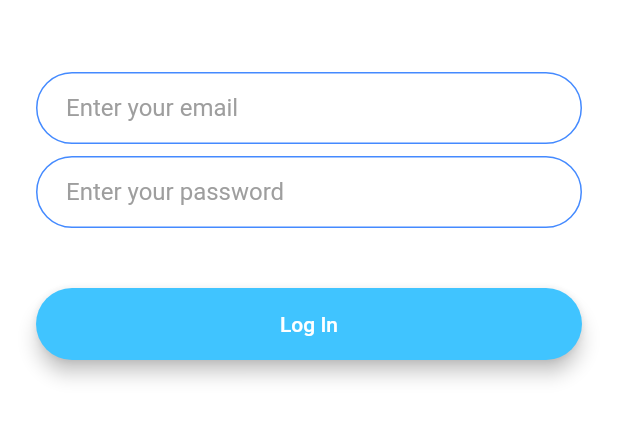
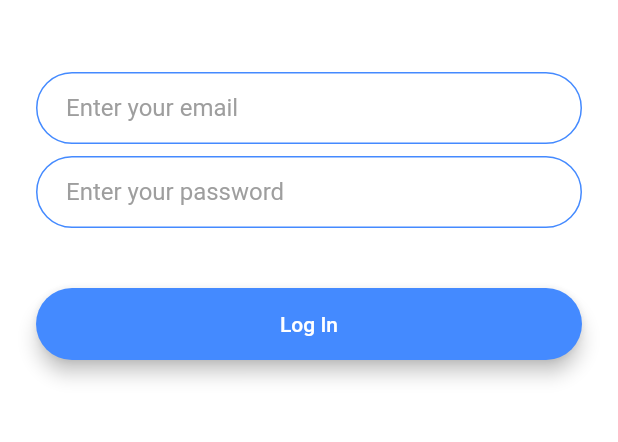
Before and after one commit to panhwersadaqat/FlutterFlashChatApp, a Flutter app: the screen it shows after launch, after a tap on "Log In", on a phone screen of 412 x 824 dp, the part 576-1018 px from its top. Run offline on Flutter 3.47's test engine with Material 2 defaults, Android fonts, the phone set to English and light mode, and no system bars; our stand-ins replace animated_text_kit.

Commit message:
worked on code opt

```diff
--- a/lib/screens/login_screen.dart
+++ b/lib/screens/login_screen.dart
@@ -1,5 +1,6 @@
 import 'package:flutter/material.dart';
 import 'package:flashchat/constants.dart';
+import 'package:flashchat/components/rounded_button.dart';
 
 class LoginScreen extends StatefulWidget {
 
@@ -46,23 +47,12 @@ class _LoginScreenState extends State<LoginScreen> {
             const SizedBox(
               height: 24.0,
             ),
-            Padding(
-              padding: EdgeInsets.symmetric(vertical: 16.0),
-              child: Material(
-                color: Colors.lightBlueAccent,
-                borderRadius: BorderRadius.all(Radius.circular(30.0)),
-                elevation: 5.0,
-                child: MaterialButton(
-                  onPressed: () {
-                    //Implement login functionality.
-                  },
-                  minWidth: 200.0,
-                  height: 42.0,
-                  child: const Text(
-                    'Log In',
-                  ),
-                ),
-              ),
+            RoundedButton(
+              title: 'Log In',
+              color: Colors.blueAccent,
+              onPressed: () {
+                // button press here
+              },
             ),
           ],
         ),
--- a/lib/screens/welcome_screen.dart
+++ b/lib/screens/welcome_screen.dart
@@ -47,7 +47,7 @@ class _WelcomeScreenState extends State<WelcomeScreen> {
                   pause: const Duration(milliseconds: 200),
                   displayFullTextOnTap: true,
                   stopPauseOnTap: true,
-                )
+                ),
               ],
             ),
             const SizedBox(
@@ -59,6 +59,13 @@ class _WelcomeScreenState extends State<WelcomeScreen> {
               onPressed: (){
                 Navigator.pushNamed(context, LoginScreen.id);
               },
+            ),
+            RoundedButton(
+                title: 'Register',
+                color: Colors.blueAccent,
+                onPressed: () {
+                  Navigator.pushNamed(context, RegistrationScreen.id);
+                },
             ),
       RoundedButton(
         title: 'Register',
```
Also changed, not shown: lib/screens/registration_screen.dart (+6 -17 lines), 3 other files.
